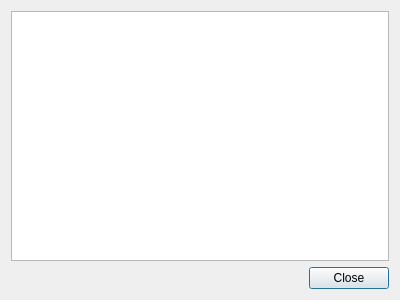
The window that timereport.ui (robinrowe/timekeeper) describes before a commit, drawn with Qt 5.
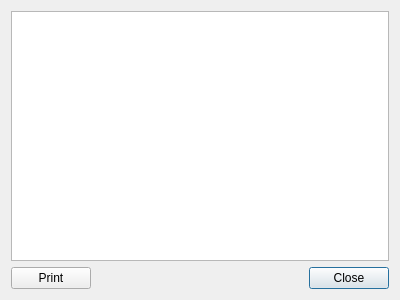
The same window after the commit.

Commit message: add print button and datestamp to report

```diff
--- a/timereport.ui
+++ b/timereport.ui
@@ -13,21 +13,28 @@
   <property name="windowTitle">
    <string>Time Report</string>
   </property>
-  <layout class="QVBoxLayout" name="verticalLayout">
-   <item>
+  <layout class="QGridLayout" name="gridLayout">
+   <item row="0" column="0" colspan="2">
     <widget class="QPlainTextEdit" name="_report">
      <property name="readOnly">
       <bool>true</bool>
      </property>
     </widget>
    </item>
-   <item>
+   <item row="1" column="1">
     <widget class="QDialogButtonBox" name="_buttonBox">
      <property name="standardButtons">
       <set>QDialogButtonBox::Close</set>
      </property>
     </widget>
    </item>
+   <item row="1" column="0">
+    <widget class="QPushButton" name="_print">
+     <property name="text">
+      <string>Print</string>
+     </property>
+    </widget>
+   </item>
   </layout>
  </widget>
  <resources/>
```
The commit also changes 3 other files.
